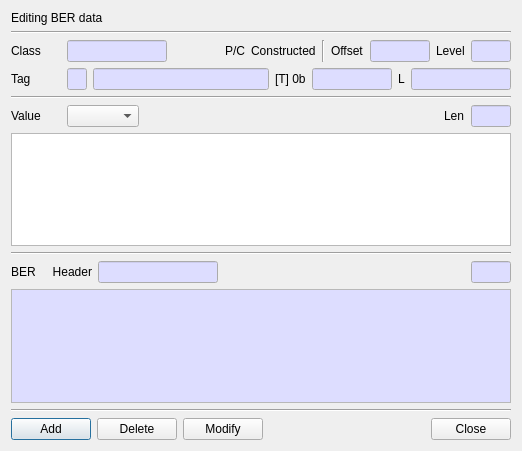
First picture: the form in BerEditor/edit_value_dlg.ui, repository jykim74/BerEditor, before the edit.
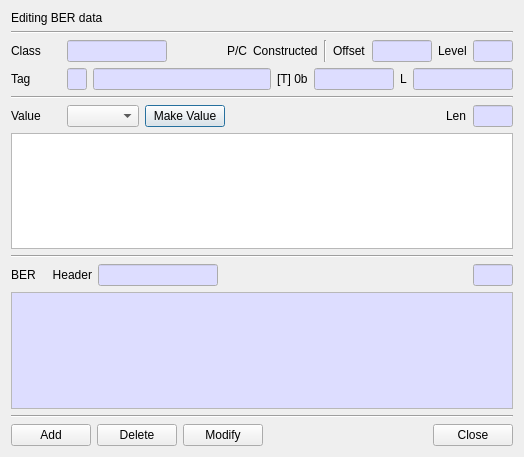
Second picture: the form after the edit.

Commit message: BER 편집시 MakeValue UI 지원

Patch:
```diff
--- a/BerEditor/edit_value_dlg.ui
+++ b/BerEditor/edit_value_dlg.ui
@@ -6,8 +6,8 @@
    <rect>
     <x>0</x>
     <y>0</y>
-    <width>518</width>
-    <height>451</height>
+    <width>524</width>
+    <height>457</height>
    </rect>
   </property>
   <property name="windowTitle">
@@ -499,6 +499,13 @@
      <property name="topMargin">
       <number>0</number>
      </property>
+     <item row="0" column="2">
+      <widget class="QPushButton" name="mMakeValueBtn">
+       <property name="text">
+        <string>Make Value</string>
+       </property>
+      </widget>
+     </item>
      <item row="0" column="0">
       <widget class="QLabel" name="label_9">
        <property name="minimumSize">
@@ -512,67 +519,67 @@
        </property>
       </widget>
      </item>
-     <item row="0" column="9">
+     <item row="0" column="5">
+      <widget class="QLineEdit" name="mValueLenText">
+       <property name="maximumSize">
+        <size>
+         <width>40</width>
+         <height>16777215</height>
+        </size>
+       </property>
+       <property name="palette">
+        <palette>
+         <active>
+          <colorrole role="Base">
+           <brush brushstyle="SolidPattern">
+            <color alpha="255">
+             <red>221</red>
+             <green>221</green>
+             <blue>255</blue>
+            </color>
+           </brush>
+          </colorrole>
+         </active>
+         <inactive>
+          <colorrole role="Base">
+           <brush brushstyle="SolidPattern">
+            <color alpha="255">
+             <red>221</red>
+             <green>221</green>
+             <blue>255</blue>
+            </color>
+           </brush>
+          </colorrole>
+         </inactive>
+         <disabled>
+          <colorrole role="Base">
+           <brush brushstyle="SolidPattern">
+            <color alpha="255">
+             <red>240</red>
+             <green>240</green>
+             <blue>240</blue>
+            </color>
+           </brush>
+          </colorrole>
+         </disabled>
+        </palette>
+       </property>
+       <property name="readOnly">
+        <bool>true</bool>
+       </property>
+      </widget>
+     </item>
+     <item row="0" column="4">
       <widget class="QLabel" name="label_8">
        <property name="text">
         <string>Len</string>
        </property>
       </widget>
      </item>
-     <item row="0" column="10">
-      <widget class="QLineEdit" name="mValueLenText">
-       <property name="maximumSize">
-        <size>
-         <width>40</width>
-         <height>16777215</height>
-        </size>
-       </property>
-       <property name="palette">
-        <palette>
-         <active>
-          <colorrole role="Base">
-           <brush brushstyle="SolidPattern">
-            <color alpha="255">
-             <red>221</red>
-             <green>221</green>
-             <blue>255</blue>
-            </color>
-           </brush>
-          </colorrole>
-         </active>
-         <inactive>
-          <colorrole role="Base">
-           <brush brushstyle="SolidPattern">
-            <color alpha="255">
-             <red>221</red>
-             <green>221</green>
-             <blue>255</blue>
-            </color>
-           </brush>
-          </colorrole>
-         </inactive>
-         <disabled>
-          <colorrole role="Base">
-           <brush brushstyle="SolidPattern">
-            <color alpha="255">
-             <red>240</red>
-             <green>240</green>
-             <blue>240</blue>
-            </color>
-           </brush>
-          </colorrole>
-         </disabled>
-        </palette>
-       </property>
-       <property name="readOnly">
-        <bool>true</bool>
-       </property>
-      </widget>
-     </item>
      <item row="0" column="1">
       <widget class="QComboBox" name="mValueTypeCombo"/>
      </item>
-     <item row="0" column="4">
+     <item row="0" column="3">
       <spacer name="horizontalSpacer_2">
        <property name="orientation">
         <enum>Qt::Horizontal</enum>
```
Left out of the diff: 4 changed lines with no effect on the pictures. The commit also changes 4 other files.
